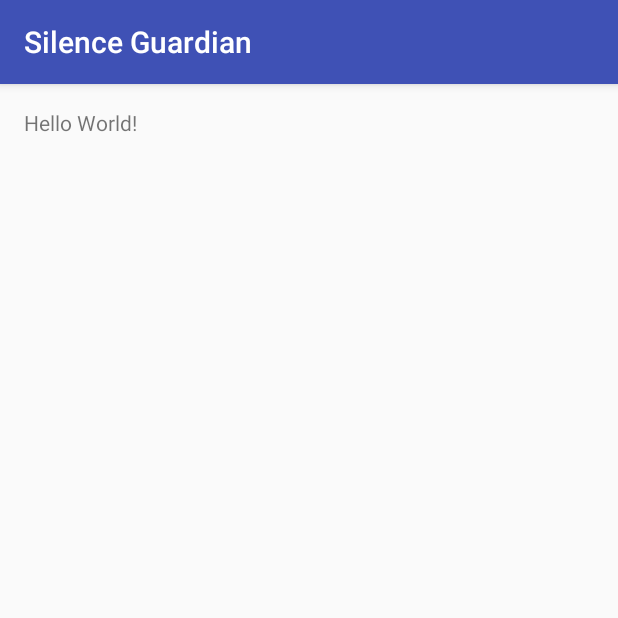
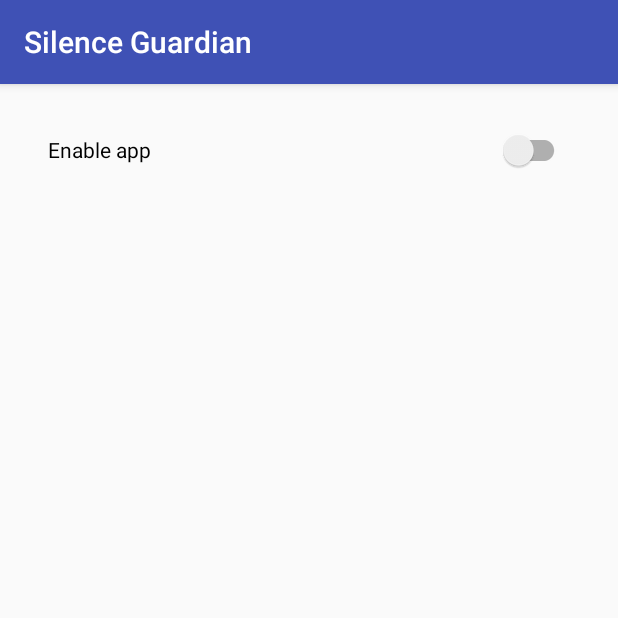
Before and after one commit to RamilGabdrakhmanov/silenceguardian, an Android app: the screen it shows after launch (MainActivity), on a phone screen of 412 x 824 dp, the top half of it. Run offline under Robolectric (Android 15) with nearby library versions, the phone set to English and light mode, and no system bars.

Commit message:
add switch compat

```diff
--- a/app/src/main/res/layout/activity_main.xml
+++ b/app/src/main/res/layout/activity_main.xml
@@ -11,8 +11,15 @@
     android:paddingTop="@dimen/activity_vertical_margin"
     tools:context="fs.silenceguardian.MainActivity">
 
-    <TextView
-        android:layout_width="wrap_content"
-        android:layout_height="wrap_content"
-        android:text="Hello World!" />
+
+    <android.support.v7.widget.SwitchCompat
+        android:id="@+id/cb_auto_logout"
+        android:layout_width="match_parent"
+        android:layout_height="48dp"
+        android:layout_marginTop="4dp"
+        android:paddingLeft="16dp"
+        android:paddingRight="16dp"
+        android:text="@string/enable_app"
+        android:textColor="@android:color/black"
+        />
 </RelativeLayout>
--- a/app/src/main/res/values/strings.xml
+++ b/app/src/main/res/values/strings.xml
@@ -1,3 +1,4 @@
 <resources>
     <string name="app_name">Silence Guardian</string>
+    <string name="enable_app">Enable app</string>
 </resources>
```
